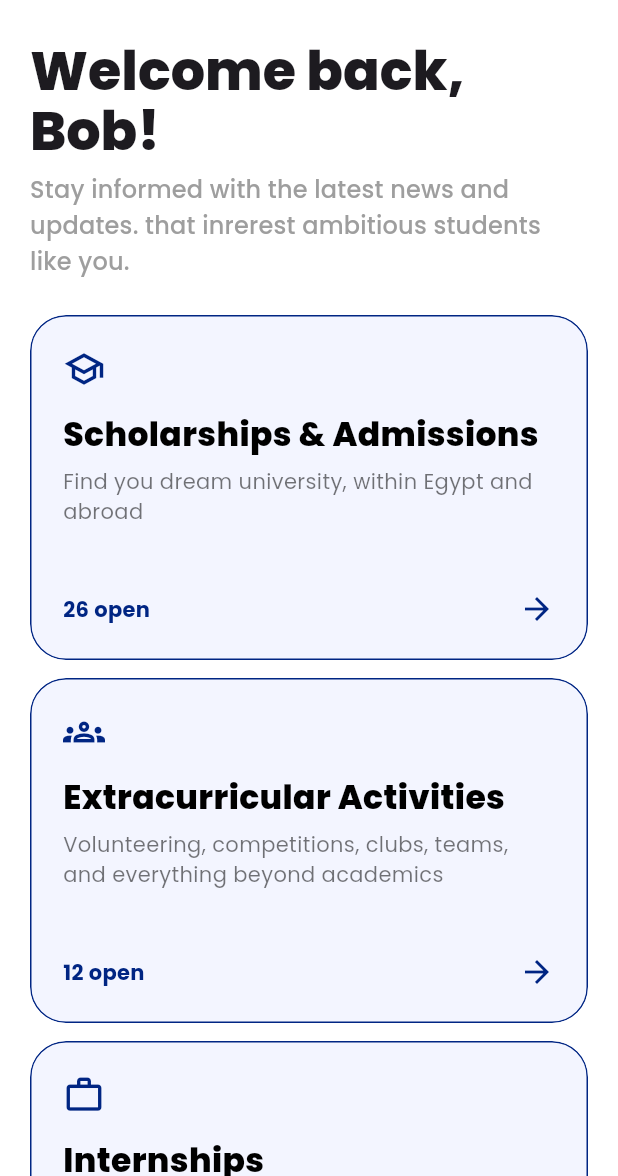
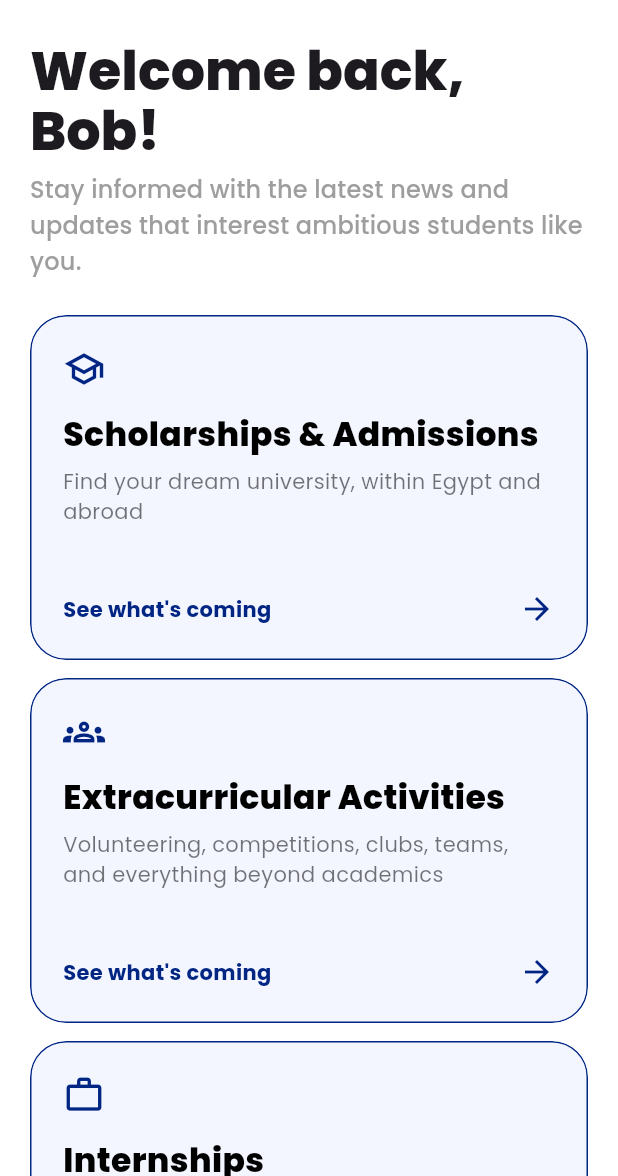
Before and after one commit to Mohammed-Farag-AbuZaid/TF-News, a Flutter app: the HomeScreen screen opened by its route, on a phone screen of 412 x 824 dp, the part 60-1236 px from its top. Run offline on Flutter 3.47's test engine with Material 3 defaults, Android fonts, the phone set to English and light mode, and no system bars; our stand-ins replace cached_network_image, cloud_firestore, connectivity_plus, cross_file, firebase_auth, firebase_core and 9 more; accounts and stored records are empty.

Commit message:
updated the opportunity model and repo and also the home screen so all of them rn are compiatable.

```diff
--- a/lib/data/opportunity_section.dart
+++ b/lib/data/opportunity_section.dart
@@ -1,3 +1,5 @@
+import 'package:flutter/material.dart';
+
 const _scienceFields = [
   'Mathematics',
   'Physics',
@@ -10,6 +12,8 @@ const _scienceFields = [
 class OpportunitySection {
   final String id;
   final String title;
+  final String subtitle;
+  final IconData icon;
   final String route;
   final List<String> categories;
   final String topicsLabel;
@@ -19,6 +23,8 @@ class OpportunitySection {
   const OpportunitySection({
     required this.id,
     required this.title,
+    required this.subtitle,
+    required this.icon,
     required this.route,
     required this.categories,
     this.topicsLabel = 'Topics',
@@ -37,6 +43,8 @@ class OpportunitySection {
   static const study = OpportunitySection(
     id: 'study',
     title: 'Scholarships & Admissions',
+    subtitle: 'Find your dream university, within Egypt and abroad',
+    icon: Icons.school_outlined,
     route: '/study',
     categories: ['All', 'Egypt', 'US', 'China', 'Europe', 'Other', mustKnow],
     topicsLabel: 'Degree level',
@@ -46,6 +54,9 @@ class OpportunitySection {
   static const activities = OpportunitySection(
     id: 'activities',
     title: 'Extracurricular Activities',
+    subtitle:
+        'Volunteering, competitions, clubs, teams, and everything beyond academics',
+    icon: Icons.groups_outlined,
     route: '/activities',
     categories: [
       'All', 'Volunteering', 'Competitions', 'Clubs & teams',
@@ -65,6 +76,8 @@ class OpportunitySection {
   static const internships = OpportunitySection(
     id: 'internships',
     title: 'Internships',
+    subtitle: 'Real work experience',
+    icon: Icons.work_outline,
     route: '/internships',
     categories: ['All', 'Egypt', 'Abroad', 'Remote', mustKnow],
     defaultTopics: ['Tech', 'Business', 'Science'],
@@ -73,6 +86,8 @@ class OpportunitySection {
   static const programs = OpportunitySection(
     id: 'programs',
     title: 'Programs',
+    subtitle: 'Research, exchange, leadership, and more',
+    icon: Icons.science_outlined,
     route: '/programs',
     categories: ['All', 'Research', 'Exchange', 'Leadership', mustKnow],
     defaultTopics: _scienceFields,
--- a/lib/pages/home_page.dart
+++ b/lib/pages/home_page.dart
@@ -1,53 +1,24 @@
 import 'package:flutter/material.dart';
 import 'package:get/get.dart';
+import 'package:tf_news/data/opportunity_repository.dart';
+import 'package:tf_news/data/opportunity_section.dart';
 import 'package:tf_news/utils/constants/colors.dart';
 
-class _Category {
-  final String title, subtitle, route;
-  final int count;
-  final IconData icon;
-  const _Category({
-    required this.title,
-    required this.subtitle,
-    required this.count,
-    required this.icon,
-    required this.route,
-  });
+class HomeScreen extends StatefulWidget {
+  const HomeScreen({super.key});
+
+  @override
+  State<HomeScreen> createState() => _HomeScreenState();
 }
 
-class HomeScreen extends StatelessWidget {
-  const HomeScreen({super.key});
+class _HomeScreenState extends State<HomeScreen> {
+  late final Future<Map<String, int>> _openCounts;
 
-  static const _categories = [
-    _Category(
-      title: 'Scholarships & Admissions',
-      subtitle: 'Find you dream university, within Egypt and abroad',
-      count: 26,
-      icon: Icons.school_outlined,
-      route: '/study',
-    ),
-    _Category(
-      title: 'Extracurricular Activities',
-      subtitle: 'Volunteering, competitions, clubs, teams, and everything beyond academics',
-      count: 12,
-      icon: Icons.groups_outlined,
-      route: '/activities',
-    ),
-    _Category(
-      title: 'Internships',
-      subtitle: 'Real work experience',
-      count: 5,
-      icon: Icons.work_outline,
-      route: '/internships',
-    ),
-    _Category(
-      title: 'Programs',
-      subtitle: 'Research, fellowships, and more',
-      count: 9,
-      icon: Icons.science_outlined,
-      route: '/programs',
-    ),
-  ];
+  @override
+  void initState() {
+    super.initState();
+    _openCounts = OpportunityRepository().getOpenCounts();
+  }
 
   @override
   Widget build(BuildContext context) {
@@ -67,24 +38,38 @@ class HomeScreen extends StatelessWidget {
                     style: t.displaySmall
                         ?.copyWith(fontWeight: FontWeight.w800, height: 1.1)),
                 const SizedBox(height: 6),
-                Text('Stay informed with the latest news and updates. that inrerest ambitious students like you.',
+                Text(
+                    'Stay informed with the latest news and updates that interest ambitious students like you.',
                     style: t.titleMedium?.copyWith(color: Colors.grey)),
                 const SizedBox(height: 24),
                 LayoutBuilder(
                   builder: (context, c) {
                     final cols = c.maxWidth > 600 ? 2 : 1;
+                    return FutureBuilder<Map<String, int>>(
+                      future: _openCounts,
+                      builder: (context, snapshot) {
+                        final counts = snapshot.data; // null while loading/error
                         return GridView.builder(
                           shrinkWrap: true,
                           physics: const NeverScrollableScrollPhysics(),
-                      itemCount: _categories.length,
-                      gridDelegate: SliverGridDelegateWithFixedCrossAxisCount(
+                          itemCount: OpportunitySection.all.length,
+                          gridDelegate:
+                              SliverGridDelegateWithFixedCrossAxisCount(
                             crossAxisCount: cols,
                             mainAxisSpacing: 12,
                             crossAxisSpacing: 12,
                             mainAxisExtent: 230,
                           ),
-                      itemBuilder: (_, i) =>
-                          _CategoryCard(category: _categories[i]),
+                          itemBuilder: (_, i) {
+                            final section = OpportunitySection.all[i];
+                            return _SectionCard(
+                              section: section,
+                              openCount:
+                                  counts == null ? null : (counts[section.id] ?? 0),
+                            );
+                          },
+                        );
+                      },
                     );
                   },
                 ),
@@ -97,12 +82,15 @@ class HomeScreen extends StatelessWidget {
   }
 }
 
-class _CategoryCard extends StatelessWidget {
-  final _Category category;
-  const _CategoryCard({required this.category});
+class _SectionCard extends StatelessWidget {
+  final OpportunitySection section;
+  final int? openCount; // null = still loading (or failed): show nothing
+
+  const _SectionCard({required this.section, required this.openCount});
 
   @override
   Widget build(BuildContext context) {
+    final count = openCount;
     return Material(
       color: TColors.primaryBackground,
       clipBehavior: Clip.antiAlias,
@@ -111,16 +99,16 @@ class _CategoryCard extends StatelessWidget {
         side: BorderSide(color: TColors.primary),
       ),
       child: InkWell(
-        onTap: () => Get.toNamed(category.route),
+        onTap: () => Get.toNamed(section.route),
         child: Padding(
           padding: const EdgeInsets.all(22),
           child: Column(
             crossAxisAlignment: CrossAxisAlignment.start,
             children: [
-              Icon(category.icon, color: TColors.primary, size: 28),
+              Icon(section.icon, color: TColors.primary, size: 28),
               const SizedBox(height: 14),
               Text(
-                category.title,
+                section.title,
                 maxLines: 2,
                 overflow: TextOverflow.ellipsis,
                 style: const TextStyle(
@@ -131,7 +119,7 @@ class _CategoryCard extends StatelessWidget {
               ),
               const SizedBox(height: 6),
               Text(
-                category.subtitle,
+                section.subtitle,
                 maxLines: 2,
                 overflow: TextOverflow.ellipsis,
                 style: const TextStyle(color: Colors.black54),
@@ -139,9 +127,14 @@ class _CategoryCard extends StatelessWidget {
               const Spacer(),
               Row(
                 children: [
-                  Text('${category.count} open',
+                  if (count != null)
+                    Text(
+                      count == 0 ? 'See what\'s coming' : '$count open now',
                       style: TextStyle(
-                          color: TColors.primary, fontWeight: FontWeight.w700)),
+                        color: TColors.primary,
+                        fontWeight: FontWeight.w700,
+                      ),
+                    ),
                   const Spacer(),
                   Icon(Icons.arrow_forward, color: TColors.primary),
                 ],
```
Also changed, not shown: lib/data/opportunity_repository.dart (+18 -0 lines), lib/pages/opportunity_page.dart (+33 -27 lines), lib/pages/widgets/opportunity_card.dart (+23 -17 lines), lib/pages/widgets/opportunity_date_label.dart (added, +103 -0 lines). Lines whose indentation alone changed are shown as unchanged.
